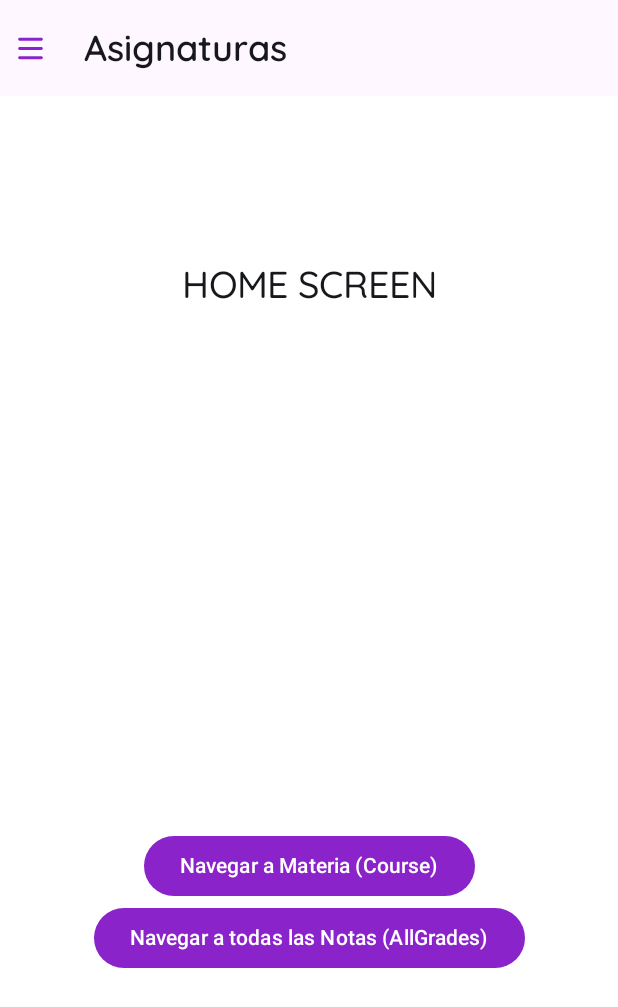
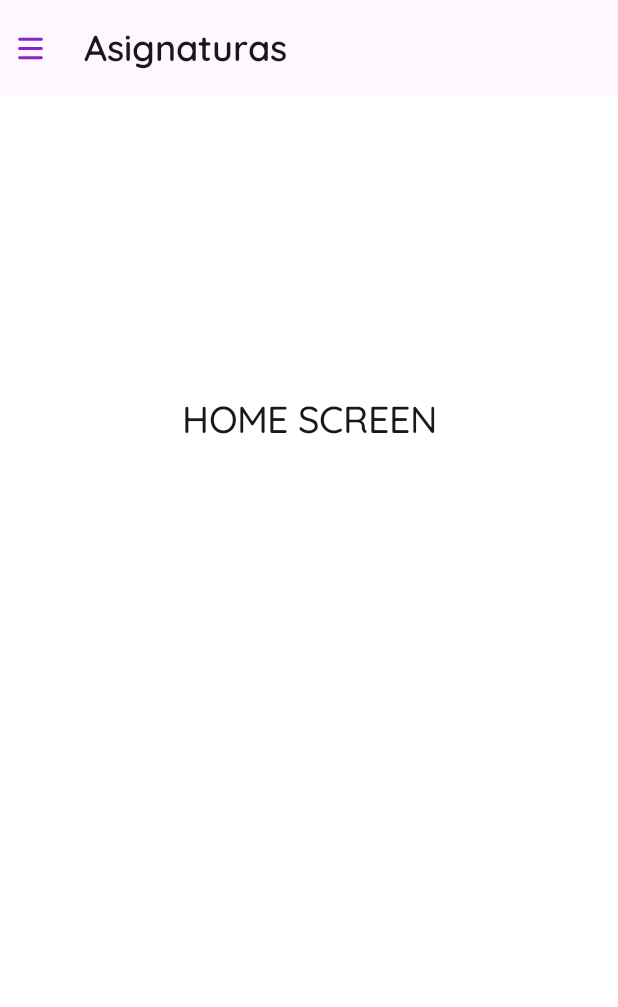
Before and after one commit to DanielCarrenoMar/Grader, an Android app built with Jetpack Compose: the screen it shows after launch (MainActivity), on a phone screen of 412 x 824 dp. Shown: the top 1007 px of the screen. Run offline under Robolectric (Android 15) with nearby library versions, the phone set to English and light mode, and no system bars; our stand-ins replace Dagger/Hilt's generated code.

Commit message:
feat: menu desplegable con conexiones terminado

```diff
--- a/app/src/main/java/com/app/grader/ui/componets/lateralMenu/HeaderLateralMenu.kt
+++ b/app/src/main/java/com/app/grader/ui/componets/lateralMenu/HeaderLateralMenu.kt
@@ -10,13 +10,9 @@ import androidx.compose.foundation.layout.size
 import androidx.compose.foundation.layout.width
 import androidx.compose.foundation.rememberScrollState
 import androidx.compose.foundation.verticalScroll
-import androidx.compose.material.icons.Icons
-import androidx.compose.material.icons.filled.Menu
-import androidx.compose.material.icons.outlined.Settings
 import androidx.compose.material3.DrawerValue
 import androidx.compose.material3.ExperimentalMaterial3Api
 import androidx.compose.material3.HorizontalDivider
-import androidx.compose.material3.Icon
 import androidx.compose.material3.IconButton
 import androidx.compose.material3.MaterialTheme
 import androidx.compose.material3.ModalDrawerSheet
@@ -39,6 +35,8 @@ import kotlinx.coroutines.launch
 @Composable
 fun HeaderMenu(
     title: String,
+    navigateAllGrades: (() -> Unit)?,
+    navigateHome: (() -> Unit)?,
     content: @Composable (PaddingValues) -> Unit
 ) {
     val drawerState = rememberDrawerState(initialValue = DrawerValue.Closed)
@@ -47,26 +45,24 @@ fun HeaderMenu(
     ModalNavigationDrawer(
         drawerContent = {
             ModalDrawerSheet(
-                modifier = Modifier.width(400.dp)
+                modifier = Modifier.width(300.dp)
             ) {
                 Column(
                     modifier = Modifier.padding(horizontal = 16.dp)
                         .verticalScroll(rememberScrollState())
                 ) {
                     Spacer(Modifier.height(12.dp))
-                    Text("Drawer Title", modifier = Modifier.padding(16.dp), style = MaterialTheme.typography.titleLarge)
+                    Text("Grader", modifier = Modifier.padding(16.dp), style = MaterialTheme.typography.titleLarge)
                     HorizontalDivider()
-
-                    Text("Section 1", modifier = Modifier.padding(16.dp), style = MaterialTheme.typography.titleMedium)
                     NavigationDrawerItem(
-                        label = { Text("Item 1") },
-                        selected = false,
-                        onClick = { /* Handle click */ }
+                        label = { Text("Asignaturas") },
+                        selected = navigateHome == null,
+                        onClick = { navigateHome?.invoke() }
                     )
                     NavigationDrawerItem(
-                        label = { Text("Item 2") },
-                        selected = false,
-                        onClick = { /* Handle click */ }
+                        label = { Text("Todas las notas") },
+                        selected = navigateAllGrades == null,
+                        onClick = { navigateAllGrades?.invoke() }
                     )
                 }
             }
--- a/app/src/main/java/com/app/grader/ui/componets/lateralMenu/ItemLateralMenu.kt
+++ /dev/null
@@ -1,6 +0,0 @@
-package com.app.grader.ui.componets.lateralMenu
-
-data class ItemLateralMenu(
-    val title:String,
-    val action: () -> Unit
-)
--- a/app/src/main/java/com/app/grader/ui/home/HomeScreen.kt
+++ b/app/src/main/java/com/app/grader/ui/home/HomeScreen.kt
@@ -16,14 +16,13 @@ import androidx.core.view.WindowInsetsCompat
 import com.app.grader.ui.componets.lateralMenu.HeaderMenu
 import androidx.core.view.WindowInsetsCompat.Type
 import com.app.grader.ui.componets.CommonLayout
-import com.app.grader.ui.componets.lateralMenu.ItemLateralMenu
 
 @Composable
 fun HomeScreen(viewModel: HomeViewModel ,navigateToAllGrades: (String) -> Unit, navigateToCourse: () -> Unit) {
     val insets = WindowInsetsCompat.toWindowInsetsCompat(LocalView.current.rootWindowInsets)
     val statusBarHeight = with(LocalDensity.current) { insets.getInsets(Type.statusBars()).top.toDp() }
 
-    HeaderMenu ("Asignaturas") {
+    HeaderMenu ("Asignaturas", {navigateToAllGrades("a")}, null) {
         CommonLayout {
             Column(
                 modifier = Modifier
@@ -38,13 +37,6 @@ fun HomeScreen(viewModel: HomeViewModel ,navigateToAllGrades: (String) -> Unit,
                 //Text(text = "Texto Transmitido a AllGrades: $text", fontSize = 14.sp)
                 //TextField(value = text, onValueChange = {viewModel.onTextChanged(it)})
                 Spacer(modifier = Modifier.weight(1f))
-                Button(onClick = { navigateToCourse() }) {
-                    Text(text = "Navegar a Materia (Course)")
-                }
-                Button(onClick = { navigateToAllGrades("a") }) {
-                    Text(text = "Navegar a todas las Notas (AllGrades)")
-                }
-                Spacer(modifier = Modifier.weight(1f))
             }
         }
     }
```
Also changed, not shown: app/src/main/java/com/app/grader/ui/allGrades/AllGradesScreen.kt (+12 -9 lines).
